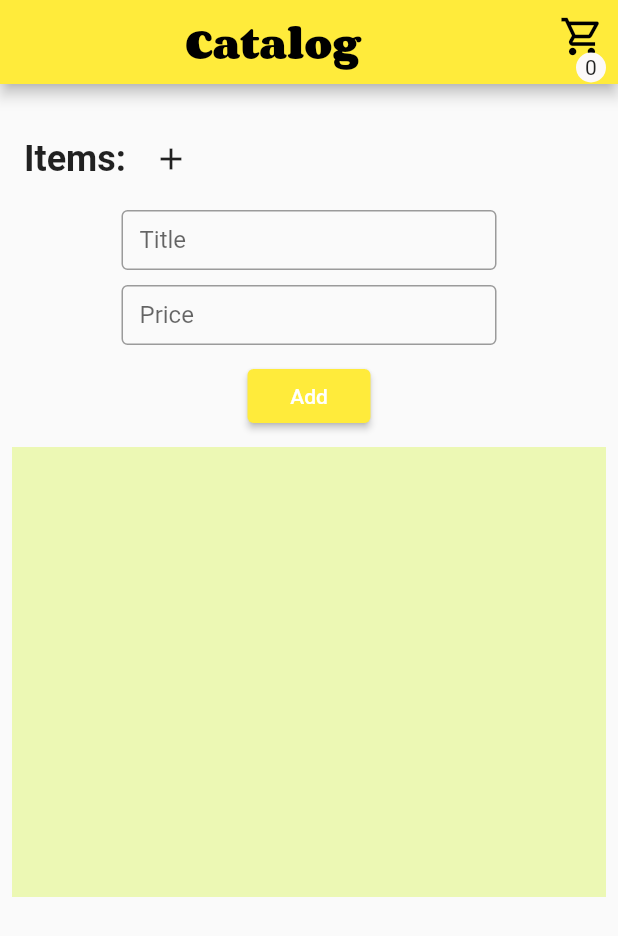
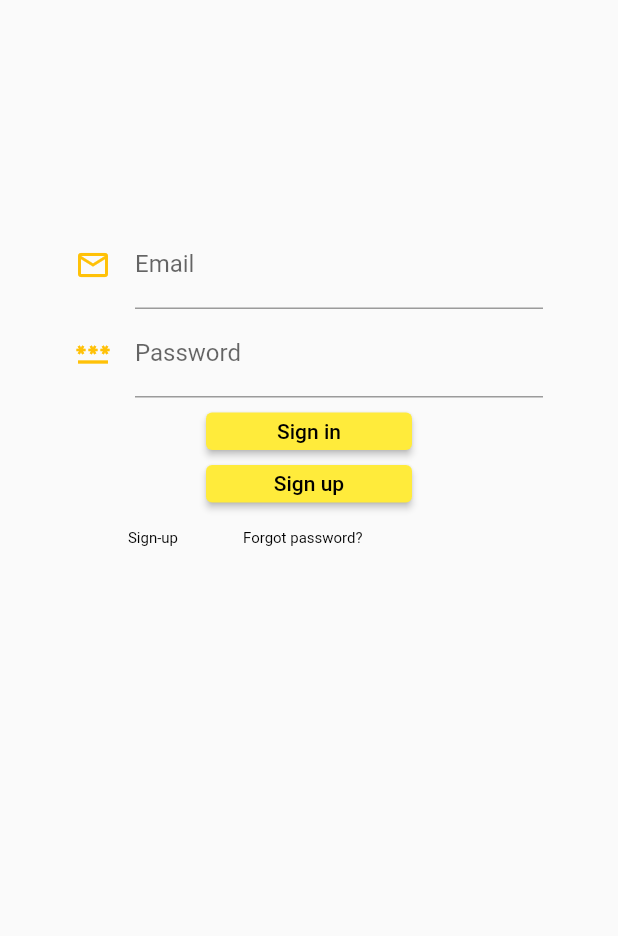
Before and after one commit to alexpays99/CartChanceNotifierApp, a Flutter app: the screen it shows after launch, on a phone screen of 412 x 824 dp. Shown: the top 936 px of the screen. Run offline on Flutter 3.47's test engine with Material 2 defaults, Android fonts, the light colour scheme and no system bars; our stand-ins replace cloud_firestore, firebase_auth, firebase_core, open_file; missing offline and left inert: syncfusion_flutter_pdf; accounts and stored records are empty.

```diff
--- a/lib/main.dart
+++ b/lib/main.dart
@@ -1,37 +1,68 @@
+import 'package:firebase_auth/firebase_auth.dart';
 import 'package:flutter/material.dart';
 import 'package:flutter_change_notifier_app/models/card_model.dart';
 import 'package:flutter_change_notifier_app/models/item_model.dart';
+import 'package:flutter_change_notifier_app/pages/auth_page.dart';
+import 'package:flutter_change_notifier_app/pages/cart_page.dart';
 import 'package:flutter_change_notifier_app/pages/catalog_page.dart';
+import 'package:flutter_change_notifier_app/services/auth_service.dart';
 import 'package:provider/provider.dart';
 import 'theme/theme.dart';
 import 'package:firebase_core/firebase_core.dart';
 
-Future <void> main() async {
+Future<void> main() async {
   WidgetsFlutterBinding.ensureInitialized();
   await Firebase.initializeApp();
 
-  runApp(
-    MultiProvider(providers: [
-    ChangeNotifierProvider(
-      create: (_) => CardModel(),
-    ),
-    ChangeNotifierProvider(
-      create: (_) => ItemModel(),
-    ),
-  ],
-  child: const MyApp(),));
+  runApp(MyApp());
 }
 
 class MyApp extends StatelessWidget {
-  const MyApp({Key? key}) : super(key: key);
+  MyApp({Key? key}) : super(key: key);
 
   @override
   Widget build(BuildContext context) {
-    return MaterialApp(
-      debugShowCheckedModeBanner: false,
-      title: 'Flutter Demo',
-      theme: appTheme,
-      home: const CatalogPage(),
+    return MultiProvider(
+      providers: [
+        ChangeNotifierProvider(
+          create: (_) => CardModel(),
+        ),
+        ChangeNotifierProvider(
+          create: (_) => ItemModel(),
+        ),
+        Provider<AuthService>(
+          create: (_) => AuthService(FirebaseAuth.instance),
+        ),
+        StreamProvider(
+            create: (context) => context.read<AuthService>().authStateChanges,
+            initialData: []),
+      ],
+      child: MaterialApp(
+        debugShowCheckedModeBanner: false,
+        title: 'Auth Screen',
+        theme: appTheme,
+        home: const AuthWrapper(),
+        initialRoute: '/auth',
+        routes: {
+          '/auth': (context) => const AuthWrapper(),
+          '/catalog': (context) => const CatalogPage(),
+          '/cart': (context) => const CartPage(),
+        },
+      ),
     );
   }
 }
+
+class AuthWrapper extends StatelessWidget {
+  const AuthWrapper({Key? key}) : super(key: key);
+
+  @override
+  Widget build(BuildContext context) {
+    final user = context.watch<User?>();
+
+    if (user != null) {
+      return const CatalogPage();
+    }
+    return const AuthPage();
+  }
+}
--- a/lib/models/item_model.dart
+++ b/lib/models/item_model.dart
@@ -8,8 +8,6 @@ class ItemModel extends ChangeNotifier {
   final List<Item> items = [];
 
   void add(Item addItem) {
-    //addItem.id = const Uuid().v4.toString();
-    //item = Item(addItem.id, addItem.title, addItem.price, addItem.amount);
     items.add(item);
     firebaseItems.add({
       'id': item.id,
--- /dev/null
+++ b/lib/pages/auth_page.dart
@@ -0,0 +1,15 @@
+import 'package:flutter/material.dart';
+import 'package:flutter_change_notifier_app/widgets/auth_widget.dart';
+
+class AuthPage extends StatelessWidget {
+  const AuthPage({Key? key}) : super(key: key);
+
+  @override
+  Widget build(BuildContext context) {
+    var textTheme = Theme.of(context).textTheme.headline1;
+
+    return Scaffold(
+      body: const AuthWidget(),
+    );
+  }
+}
--- a/lib/pages/catalog_page.dart
+++ b/lib/pages/catalog_page.dart
@@ -1,3 +1,4 @@
+import 'package:firebase_auth/firebase_auth.dart';
 import 'package:flutter/material.dart';
 import 'package:flutter_change_notifier_app/models/card_model.dart';
 import 'package:flutter_change_notifier_app/models/item_model.dart';
@@ -17,11 +18,17 @@ class _CatalogPageState extends State<CatalogPage> {
   @override
   Widget build(BuildContext context) {
     final catalogItem = Provider.of<ItemModel>(context); // have access to ItemModel
-    final cartModel = Provider.of<CardModel>(context);
+    final cartModel = Provider.of<CardModel>(context); // have access to CartModel
     var textTheme = Theme.of(context).textTheme.headline1;
-    TextEditingController titleController = TextEditingController();
-    TextEditingController priceController = TextEditingController();
+    TextEditingController titleController = TextEditingController(); // title contoller
+    TextEditingController priceController = TextEditingController(); // price controller
     String errorMessage = '';
+
+    @override
+    void initState() {
+      super.initState();
+      FirebaseAuth.instance.signOut();
+    }
 
     @override
     void dispose() {
@@ -30,6 +37,7 @@ class _CatalogPageState extends State<CatalogPage> {
       super.dispose();
     }
 
+    // show error text if input values in empty
     void showError() {
       errorMessage = '* Fill all empty fields';
       Text(
@@ -38,6 +46,7 @@ class _CatalogPageState extends State<CatalogPage> {
       );
     }
 
+    // check input values
     void checkForm(titleController, priceController) {
       if (titleController == null || priceController == null) {
         showError();
@@ -51,21 +60,19 @@ class _CatalogPageState extends State<CatalogPage> {
         ItemModel catalogItem,
         BuildContext context) {
       checkForm(titleController.text, priceController.text); // form validation
-      String? title = titleController.text;
-      double price = double.parse(
-          priceController.text); // converting value from text field to double
+      String? title = titleController.text; // input value converting to string.
+      double price = double.parse(priceController.text); // converting value from text field to double
 
       catalogItem.item.title = title;
       catalogItem.item.price = price;
-      catalogItem.item.id = const Uuid().v4();
+      catalogItem.item.id = const Uuid().v4(); // generating uniq id for new item.
 
       Item item = Item(
           catalogItem.item.id,
           catalogItem.item.title,
-          catalogItem
-              .item.price, catalogItem.item.amount); // create instance of item with entered values
-      Provider.of<ItemModel>(context, listen: false).add(
-          item); // call "add" method and notifies listeners about changed value.
+          catalogItem.item.price,
+          catalogItem.item.amount); // create instance of item with entered values
+      Provider.of<ItemModel>(context, listen: false).add(item); // call "add" method and notifies listeners about created item.
     }
 
     return Scaffold(
@@ -76,13 +83,12 @@ class _CatalogPageState extends State<CatalogPage> {
               children: [
                 IconButton(
                     onPressed: () {
-                      Navigator.push(
-                          context,
-                          MaterialPageRoute(
-                              builder: (context) => const CartPage()));
+                      // move to cart page
+                      Navigator.push(context,MaterialPageRoute(builder: (context) => const CartPage()));
                     },
                     icon: const Icon(Icons.shopping_cart_outlined),
                     iconSize: 30.0),
+                // shows actual amount of in cart
                 Consumer<CardModel>(
                   builder: ((context, value, child) {
                     return Padding(
@@ -91,9 +97,12 @@ class _CatalogPageState extends State<CatalogPage> {
                           width: 20,
                           height: 20,
                           decoration: BoxDecoration(
-                            color: Color.fromARGB(255, 252, 249, 249),
+                              color: Color.fromARGB(255, 252, 249, 249),
                               borderRadius: BorderRadius.circular(50.0)),
-                          child: Center(child: Text(cartModel.counter.toString(), style: Theme.of(context).textTheme.bodyMedium))),
+                          child: Center(
+                              child: Text(cartModel.counter.toString(),
+                                  style:
+                                      Theme.of(context).textTheme.bodyMedium))),
                     );
                   }),
                 ),
@@ -133,7 +142,7 @@ class _CatalogPageState extends State<CatalogPage> {
               SizedBox(
                 width: 250,
                 height: 40,
-                child: TextField(
+                child: TextField( // text field to set title
                     controller: titleController,
                     keyboardType: TextInputType.text,
                     decoration: const InputDecoration(
@@ -145,7 +154,7 @@ class _CatalogPageState extends State<CatalogPage> {
               SizedBox(
                 width: 250,
                 height: 40,
-                child: TextField(
+                child: TextField( // text field to set price
                     controller: priceController,
                     keyboardType: TextInputType.number,
                     decoration: const InputDecoration(
@@ -156,18 +165,20 @@ class _CatalogPageState extends State<CatalogPage> {
               ),
               ElevatedButton(
                 onPressed: () {
-                  addToCatalog(
-                      titleController, priceController, catalogItem, context);
+                  //add to list in catalog created item
+                  addToCatalog(titleController, priceController, catalogItem, context);
                 },
                 child: Container(
                   width: 50,
-                  child: const Center(child: Text('Add', style: TextStyle(color: Colors.white),)),
+                  child: const Center(
+                      child: Text('Add',style: TextStyle(color: Colors.white),
+                  )),
                 ),
               ),
               const SizedBox(
                 height: 10,
               ),
-              const CatalogListWidget(),
+              const CatalogListWidget(), // widget to show list of items
             ],
           ),
         ));
--- /dev/null
+++ b/lib/services/auth_service.dart
@@ -0,0 +1,58 @@
+import 'package:cloud_firestore/cloud_firestore.dart';
+import 'package:firebase_auth/firebase_auth.dart';
+import 'dart:async';
+
+class AuthService {
+  // final FirebaseAuth _firebaseAuth = FirebaseAuth.instance;
+
+  final FirebaseAuth _auth;
+
+  AuthService(this._auth);
+
+  //User? get currentUser => _firebaseAuth.currentUser;
+
+  // Future<User?> getOrCreateUser() async {
+  //   if (currentUser == null) {
+  //     await _firebaseAuth.signInAnonymously();
+  //   }
+
+  //   return currentUser;
+  // }
+
+  Stream<User?> get authStateChanges => _auth.idTokenChanges();
+
+  Future<String> login(String email, String password) async {
+    try {
+      await _auth.signInWithEmailAndPassword(email: email, password: password);
+      return 'Loggen in';
+    } catch (e) {
+      return e.toString();
+    }
+  }
+
+  Future<String> signUp(String email, String password) async {
+    try {
+      await _auth.createUserWithEmailAndPassword(
+          email: email, password: password);
+      return 'Signed up';
+    } catch (e) {
+      return e.toString();
+    }
+  }
+
+  Future<String> addToCollection(String email, String password) async {
+    User? user = FirebaseAuth.instance.currentUser;
+    try {
+      await _auth.createUserWithEmailAndPassword(
+          email: email, password: password);
+
+      await FirebaseFirestore.instance
+          .collection('users')
+          .doc(user?.uid)
+          .set({"uid": user?.uid, "email": email, "password": password});
+      return 'Signed up';
+    } catch (e) {
+      return e.toString();
+    }
+  }
+}
--- /dev/null
+++ b/lib/widgets/auth_widget.dart
@@ -0,0 +1,168 @@
+import 'package:cloud_firestore/cloud_firestore.dart';
+import 'package:firebase_auth/firebase_auth.dart';
+import 'package:flutter/material.dart';
+import 'package:flutter_change_notifier_app/pages/catalog_page.dart';
+import 'package:flutter_change_notifier_app/services/auth_service.dart';
+import 'package:provider/provider.dart';
+
+class AuthWidget extends StatefulWidget {
+  const AuthWidget({Key? key}) : super(key: key);
+
+  @override
+  State<AuthWidget> createState() => _AuthWidgetState();
+}
+
+class _AuthWidgetState extends State<AuthWidget> {
+  @override
+  Widget build(BuildContext context) {
+    TextEditingController emailController =
+        TextEditingController(); // email controller
+    TextEditingController passwordController =
+        TextEditingController(); // password controller
+    GlobalKey formKey = GlobalKey<FormState>();
+
+    @override
+    void initState() {
+      super.initState();
+    }
+
+    return GestureDetector(
+      onTap: () => FocusManager.instance.primaryFocus?.unfocus(),
+      child: Scaffold(
+          body: Center(
+        child: Container(
+          margin: const EdgeInsets.symmetric(horizontal: 50),
+          child: Column(
+            mainAxisAlignment: MainAxisAlignment.center,
+            children: [
+              const Spacer(),
+              Form(
+                  key: formKey,
+                  child: Column(
+                    children: [
+                      // text field for email
+                      TextFormField(
+                        decoration: const InputDecoration(
+                            labelText: 'Email',
+                            icon: Icon(
+                              Icons.email_outlined,
+                              color: Colors.amber,
+                            )),
+                        keyboardType: TextInputType.emailAddress,
+                        controller: emailController,
+                      ),
+                      // text field for password
+                      TextFormField(
+                        obscureText: true,
+                        decoration: const InputDecoration(
+                            labelText: 'Password',
+                            icon: Icon(
+                              Icons.password,
+                              color: Colors.amber,
+                            )),
+                        keyboardType: TextInputType.visiblePassword,
+                        controller: passwordController,
+                      ),
+                    ],
+                  )),
+              const SizedBox(
+                height: 10,
+              ),
+              Container(
+                  width: MediaQuery.of(context).size.width / 3,
+                  height: 25,
+                  child: ElevatedButton(
+                    child: const Text('Sign in'),
+                    onPressed: () {
+                      final String email = emailController.text.trim();
+                      final String password = passwordController.text.trim();
+
+                      if(email.isEmpty) {
+                        print('email is empty');
+                      }
+                      else {
+                        if (password.isEmpty) {
+                          print('password is empty');
+                        }
+                        else {
+                          context.read<AuthService>().login(email, password);
+                          Navigator.pushReplacementNamed(context, '/catalog');
+                        }
+                      }
+
+                    },
+                  )),
+              const SizedBox(
+                height: 10,
+              ),
+              Container(
+                  width: MediaQuery.of(context).size.width / 3,
+                  height: 25,
+                  child: ElevatedButton(
+                    child: const Text('Sign up'),
+                    onPressed: () {
+                      final String email = emailController.text.trim();
+                      final String password = passwordController.text.trim();
+
+                      if(email.isEmpty) {
+                        print('email is empty');
+                      }
+                      else {
+                        if (password.isEmpty) {
+                          print('password is empty');
+                        }
+                        else {
+                          context.read<AuthService>().signUp(email, password);
+                          context.read<AuthService>().addToCollection(email, password);
+                          Navigator.pushReplacementNamed(context, '/catalog');
+                        }
+                      }
+
+                    },
+                  )),
+              Padding(
+                padding: const EdgeInsets.only(left: 20),
+                child: Center(
+                  child: Row(
+                    children: [
+                      // sign-up if account not exist
+                      TextButton(
+                          onPressed: () {},
+                          child: const Text(
+                            'Sign-up',
+                            style: TextStyle(
+                              fontWeight: FontWeight.w400,
+                              fontSize: 10,
+                              color: Colors.black,
+                            ),
+                          )),
+                      const SizedBox(
+                        width: 20,
+                      ),
+                      // recovery forgoten password
+                      TextButton(
+                        onPressed: () {},
+                        child: const Text(
+                          'Forgot password?',
+                          style: TextStyle(
+                            fontWeight: FontWeight.w400,
+                            fontSize: 10,
+                            color: Colors.black,
+                          ),
+                        ),
+                      ),
+                    ],
+                  ),
+                ),
+              ),
+              const Spacer(flex: 3),
+              // Center(
+              //   child: Text('User id: ${AuthService().currentUser?.uid}'),
+              // )
+            ],
+          ),
+        ),
+      )),
+    );
+  }
+}
--- a/pubspec.yaml
+++ b/pubspec.yaml
@@ -39,6 +39,7 @@ dependencies:
   cupertino_icons: ^1.0.2
   firebase_core: ^1.13.1
   cloud_firestore: ^3.1.10
+  firebase_auth: ^3.3.11
   cloud_firestore_web: ^2.6.10
   path_provider: ^2.0.9
   syncfusion_flutter_pdf: ^19.4.56-beta
```
Also changed, not shown: lib/widgets/catalog_list_widget.dart (+54 -65 lines), pubspec.lock, 2 other files.
